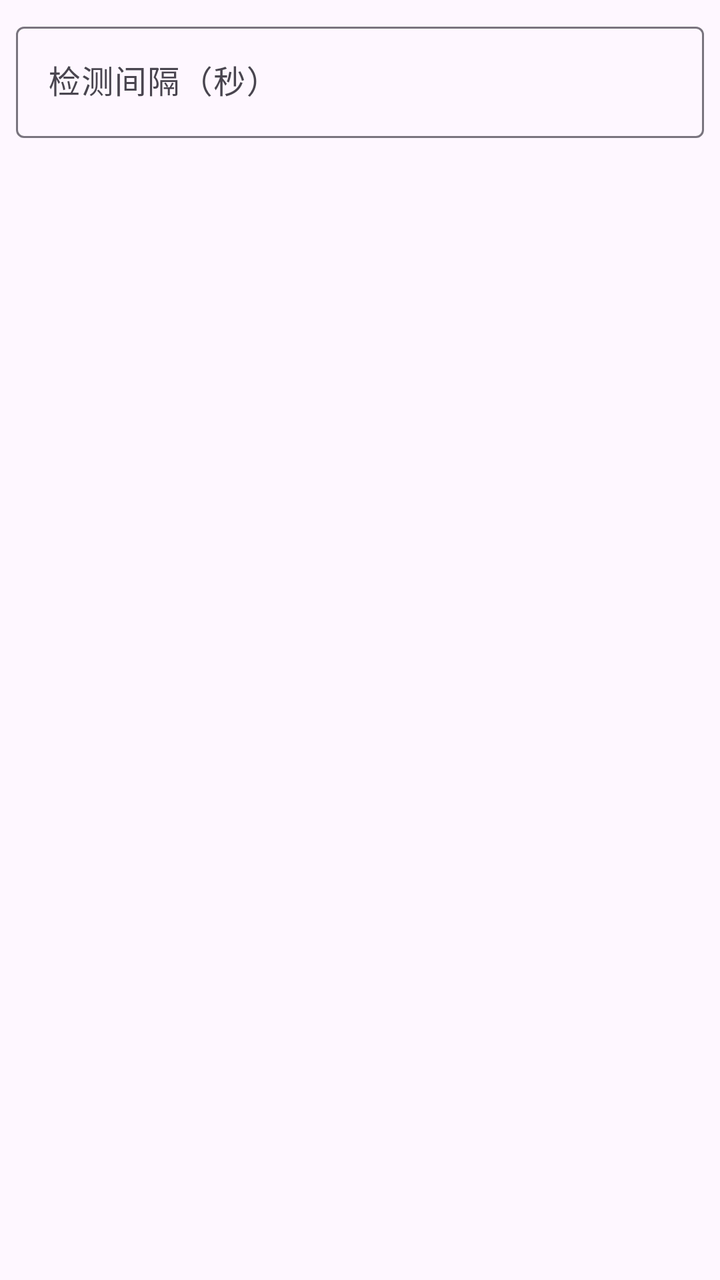
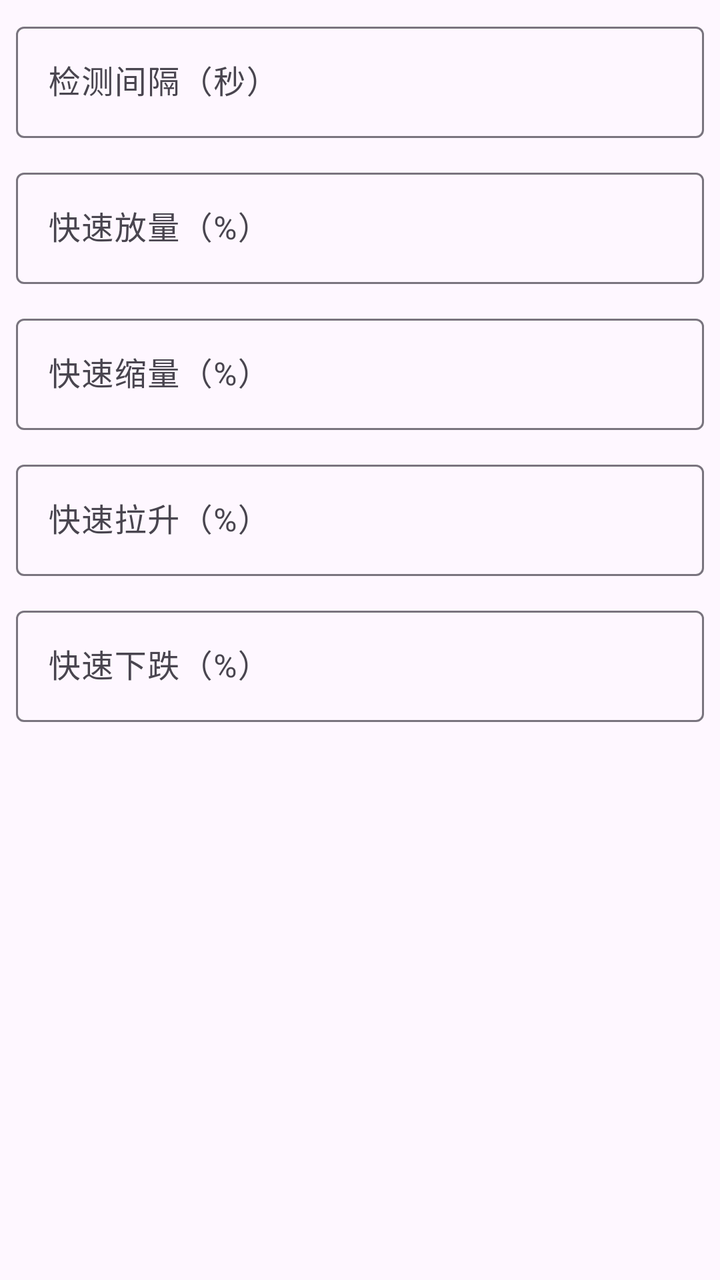

An Android layout rendered at two revisions. The XML below is the earlier revision; the diff shows what the commit changed to produce the second picture.
<!-- AndroidManifest.xml: application theme Theme.GPTest -->
<!-- res/layout/dialog_settings.xml -->
<?xml version="1.0" encoding="utf-8"?>
<FrameLayout xmlns:android="http://schemas.android.com/apk/res/android"
    android:layout_width="match_parent"
    android:layout_height="wrap_content"
    android:padding="8dp">

    <com.google.android.material.textfield.TextInputLayout
        android:id="@+id/tilInterval"
        style="@style/Widget.Material3.TextInputLayout.OutlinedBox"
        android:layout_width="match_parent"
        android:layout_height="wrap_content"
        android:hint="@string/interval_hint">

        <com.google.android.material.textfield.TextInputEditText
            android:id="@+id/etSettingsInterval"
            android:layout_width="match_parent"
            android:layout_height="wrap_content"
            android:imeOptions="actionDone"
            android:inputType="number"
            android:maxLines="1" />
    </com.google.android.material.textfield.TextInputLayout>
</FrameLayout>
<!-- resources referenced by this layout -->
<resources>
  <string name="interval_hint">检测间隔（秒）</string>
  <style name="Theme.GPTest" parent="Theme.Material3.DayNight.NoActionBar">
          <item name="colorPrimary">@color/purple_500</item>
          <item name="colorOnPrimary">@color/white</item>
          <item name="colorPrimaryContainer">@color/purple_200</item>
          <item name="colorOnPrimaryContainer">@color/purple_700</item>
          <item name="colorSecondary">@color/teal_700</item>
          <item name="colorOnSecondary">@color/white</item>
          <item name="colorSecondaryContainer">@color/teal_200</item>
          <item name="colorOnSecondaryContainer">@color/black</item>
          <item name="android:statusBarColor">@android:color/transparent</item>
          <item name="android:navigationBarColor">@android:color/transparent</item>
          <item name="android:windowLightStatusBar">true</item>
      </style>
  <color name="purple_500">#FF6200EE</color>
  <color name="white">#FFFFFFFF</color>
  <color name="purple_200">#FFBB86FC</color>
  <color name="purple_700">#FF3700B3</color>
  <color name="teal_700">#FF018786</color>
  <color name="teal_200">#FF03DAC5</color>
  <color name="black">#FF000000</color>
</resources>

<!-- the commit's change to res/layout/dialog_settings.xml (unified diff, before → after) -->
@@ -1,22 +1,96 @@
 <?xml version="1.0" encoding="utf-8"?>
-<FrameLayout xmlns:android="http://schemas.android.com/apk/res/android"
+<ScrollView xmlns:android="http://schemas.android.com/apk/res/android"
     android:layout_width="match_parent"
     android:layout_height="wrap_content"
     android:padding="8dp">
 
-    <com.google.android.material.textfield.TextInputLayout
-        android:id="@+id/tilInterval"
-        style="@style/Widget.Material3.TextInputLayout.OutlinedBox"
+    <LinearLayout
         android:layout_width="match_parent"
         android:layout_height="wrap_content"
-        android:hint="@string/interval_hint">
+        android:orientation="vertical">
 
-        <com.google.android.material.textfield.TextInputEditText
-            android:id="@+id/etSettingsInterval"
+        <com.google.android.material.textfield.TextInputLayout
+            android:id="@+id/tilInterval"
+            style="@style/Widget.Material3.TextInputLayout.OutlinedBox"
             android:layout_width="match_parent"
             android:layout_height="wrap_content"
-            android:imeOptions="actionDone"
-            android:inputType="number"
-            android:maxLines="1" />
-    </com.google.android.material.textfield.TextInputLayout>
-</FrameLayout>
+            android:hint="@string/interval_hint">
+
+            <com.google.android.material.textfield.TextInputEditText
+                android:id="@+id/etSettingsInterval"
+                android:layout_width="match_parent"
+                android:layout_height="wrap_content"
+                android:imeOptions="actionNext"
+                android:inputType="number"
+                android:maxLines="1" />
+        </com.google.android.material.textfield.TextInputLayout>
+
+        <com.google.android.material.textfield.TextInputLayout
+            android:id="@+id/tilVolumeSurge"
+            style="@style/Widget.Material3.TextInputLayout.OutlinedBox"
+            android:layout_width="match_parent"
+            android:layout_height="wrap_content"
+            android:layout_marginTop="12dp"
+            android:hint="@string/rapid_volume_surge_hint">
+
+            <com.google.android.material.textfield.TextInputEditText
+                android:id="@+id/etVolumeSurge"
+                android:layout_width="match_parent"
+                android:layout_height="wrap_content"
+                android:imeOptions="actionNext"
+                android:inputType="numberDecimal"
+                android:maxLines="1" />
+        </com.google.android.material.textfield.TextInputLayout>
+
+        <com.google.android.material.textfield.TextInputLayout
+            android:id="@+id/tilVolumeShrink"
+            style="@style/Widget.Material3.TextInputLayout.OutlinedBox"
+            android:layout_width="match_parent"
+            android:layout_height="wrap_content"
+            android:layout_marginTop="12dp"
+            android:hint="@string/rapid_volume_shrink_hint">
+
+            <com.google.android.material.textfield.TextInputEditText
+                android:id="@+id/etVolumeShrink"
+                android:layout_width="match_parent"
+                android:layout_height="wrap_content"
+                android:imeOptions="actionNext"
+                android:inputType="numberDecimal"
+                android:maxLines="1" />
+        </com.google.android.material.textfield.TextInputLayout>
+
+        <com.google.android.material.textfield.TextInputLayout
+            android:id="@+id/tilPriceSurge"
+            style="@style/Widget.Material3.TextInputLayout.OutlinedBox"
+            android:layout_width="match_parent"
+            android:layout_height="wrap_content"
+            android:layout_marginTop="12dp"
+            android:hint="@string/rapid_price_surge_hint">
+
+            <com.google.android.material.textfield.TextInputEditText
+                android:id="@+id/etPriceSurge"
+                android:layout_width="match_parent"
+                android:layout_height="wrap_content"
+                android:imeOptions="actionNext"
+                android:inputType="numberDecimal"
+                android:maxLines="1" />
+        </com.google.android.material.textfield.TextInputLayout>
+
+        <com.google.android.material.textfield.TextInputLayout
+            android:id="@+id/tilPriceDrop"
+            style="@style/Widget.Material3.TextInputLayout.OutlinedBox"
+            android:layout_width="match_parent"
+            android:layout_height="wrap_content"
+            android:layout_marginTop="12dp"
+            android:hint="@string/rapid_price_drop_hint">
+
+            <com.google.android.material.textfield.TextInputEditText
+                android:id="@+id/etPriceDrop"
+                android:layout_width="match_parent"
+                android:layout_height="wrap_content"
+                android:imeOptions="actionDone"
+                android:inputType="numberDecimal"
+                android:maxLines="1" />
+        </com.google.android.material.textfield.TextInputLayout>
+    </LinearLayout>
+</ScrollView>
<!-- resource entries referenced after the edit -->
@@ -1,6 +1,10 @@
 <!-- resources referenced by this layout -->
 <resources>
   <string name="interval_hint">检测间隔（秒）</string>
+  <string name="rapid_price_drop_hint">快速下跌（%）</string>
+  <string name="rapid_price_surge_hint">快速拉升（%）</string>
+  <string name="rapid_volume_shrink_hint">快速缩量（%）</string>
+  <string name="rapid_volume_surge_hint">快速放量（%）</string>
   <style name="Theme.GPTest" parent="Theme.Material3.DayNight.NoActionBar">
           <item name="colorPrimary">@color/purple_500</item>
           <item name="colorOnPrimary">@color/white</item>
